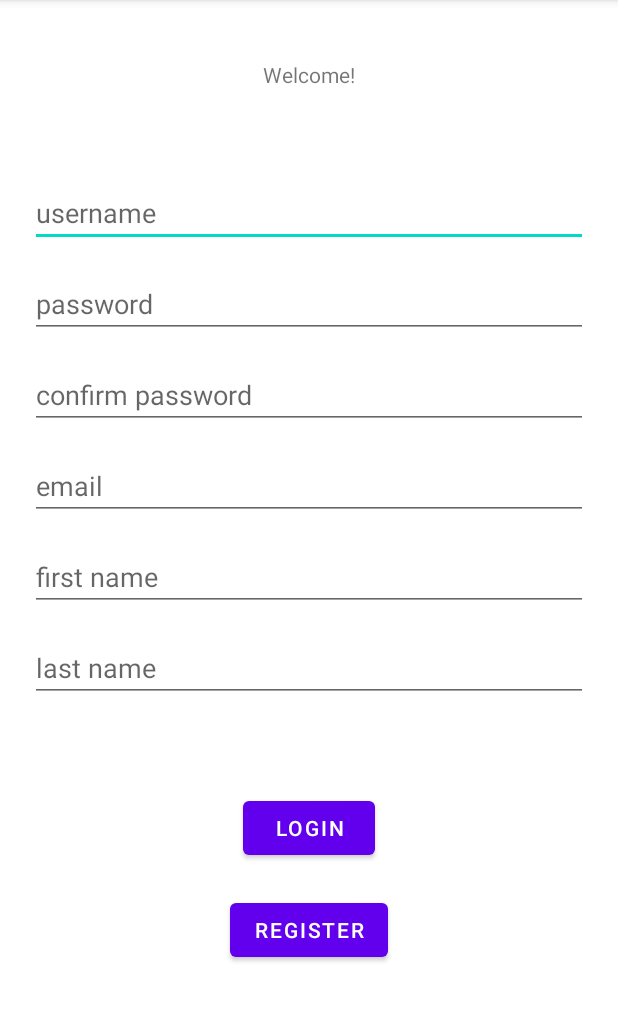
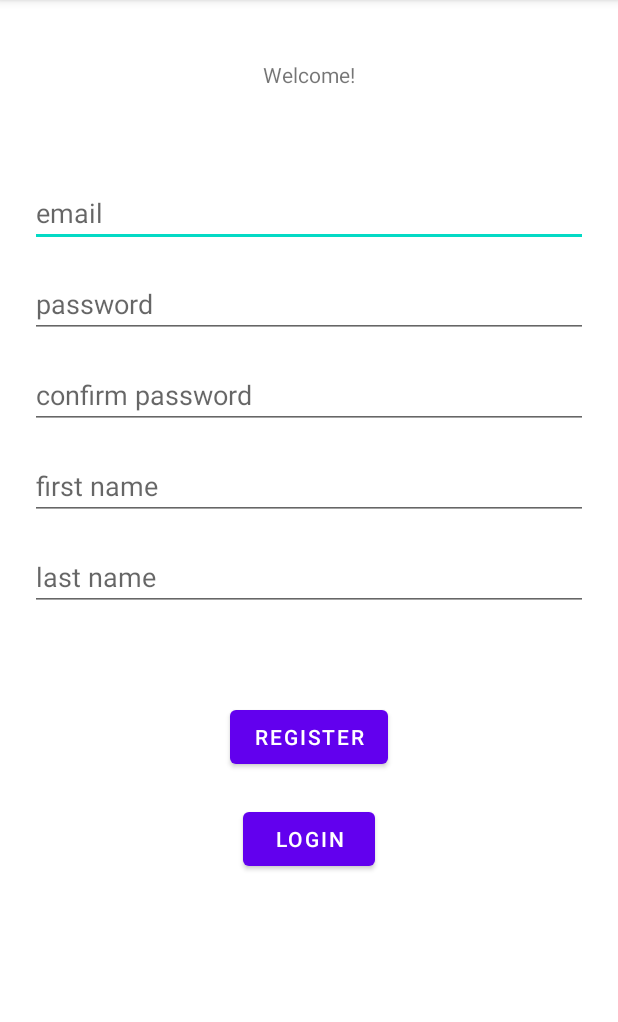
Before and after one commit to or-yitshak/RentIt, an Android app: the screen it shows after launch (RegisterActivity), after a tap on "REGISTER", on a phone screen of 412 x 824 dp, the part 84-1106 px from its top. Run offline under Robolectric (Android 15) with nearby library versions, the phone set to English and light mode, and no system bars.

Commit message:
change layout files

```diff
--- a/app/src/main/java/com/example/rentmystuff/MainActivity.java
+++ b/app/src/main/java/com/example/rentmystuff/MainActivity.java
@@ -9,7 +9,7 @@ import android.widget.Button;
 import android.widget.EditText;
 
 public class MainActivity extends AppCompatActivity {
-    EditText username_etxt;
+    EditText email_etxt;
     EditText password_etxt;
     Button login_btn;
     Button register_btn;
@@ -20,11 +20,10 @@ public class MainActivity extends AppCompatActivity {
         super.onCreate(savedInstanceState);
         setContentView(R.layout.activity_main);
 
-        username_etxt = findViewById(R.id.usernameETxt);
+        email_etxt = findViewById(R.id.emailETxt);
         password_etxt = findViewById(R.id.passwordETxt);
         login_btn = findViewById(R.id.loginBtn);
         register_btn = findViewById(R.id.registerBtn);
-
         register_btn.setOnClickListener(new View.OnClickListener() {
             @Override
             public void onClick(View view) {
--- a/app/src/main/java/com/example/rentmystuff/RegisterActivity.java
+++ b/app/src/main/java/com/example/rentmystuff/RegisterActivity.java
@@ -3,12 +3,23 @@ package com.example.rentmystuff;
 import androidx.appcompat.app.AppCompatActivity;
 
 import android.os.Bundle;
+import android.widget.Button;
+import android.widget.EditText;
 
 public class RegisterActivity extends AppCompatActivity {
+    EditText email_etxt;
+    EditText password_etxt;
+    Button login_btn;
+    Button register_btn;
 
     @Override
     protected void onCreate(Bundle savedInstanceState) {
         super.onCreate(savedInstanceState);
         setContentView(R.layout.activity_register);
+
+        email_etxt = findViewById(R.id.emailETxt);
+        password_etxt = findViewById(R.id.passwordETxt);
+        login_btn = findViewById(R.id.loginBtn);
+        register_btn = findViewById(R.id.registerBtn);
     }
 }
--- a/app/src/main/res/layout/activity_main.xml
+++ b/app/src/main/res/layout/activity_main.xml
@@ -21,13 +21,13 @@
         android:layout_height="wrap_content"
         android:layout_below="@id/welcomeTxt"
         android:layout_marginTop="60dp"
-        android:hint="username"
-        android:id="@+id/usernameETxt"
+        android:hint="email"
+        android:id="@+id/emailETxt"
         />
     <EditText
         android:layout_width="match_parent"
         android:layout_height="wrap_content"
-        android:layout_below="@id/usernameETxt"
+        android:layout_below="@id/emailETxt"
         android:layout_marginTop="15dp"
         android:hint="password"
         android:id="@+id/passwordETxt"
--- a/app/src/main/res/layout/activity_register.xml
+++ b/app/src/main/res/layout/activity_register.xml
@@ -16,18 +16,19 @@
         android:text="Welcome!" />
 
     <EditText
-        android:id="@+id/usernameETxt"
+        android:id="@+id/emailETxt"
         android:layout_width="match_parent"
         android:layout_height="wrap_content"
         android:layout_below="@id/welcomeTxt"
         android:layout_marginTop="60dp"
-        android:hint="username" />
+        android:hint="email"
+        android:inputType="textEmailAddress" />
 
     <EditText
         android:id="@+id/passwordETxt"
         android:layout_width="match_parent"
         android:layout_height="wrap_content"
-        android:layout_below="@id/usernameETxt"
+        android:layout_below="@id/emailETxt"
         android:layout_marginTop="15dp"
         android:hint="password"
         android:inputType="textPassword" />
@@ -41,20 +42,13 @@
         android:hint="confirm password"
         android:inputType="textPassword" />
 
-    <EditText
-        android:id="@+id/emailETxt"
-        android:layout_width="match_parent"
-        android:layout_height="wrap_content"
-        android:layout_below="@id/confirmPasswordETxt"
-        android:layout_marginTop="15dp"
-        android:hint="email"
-        android:inputType="textEmailAddress" />
+
 
     <EditText
         android:id="@+id/firstNameETxt"
         android:layout_width="match_parent"
         android:layout_height="wrap_content"
-        android:layout_below="@id/emailETxt"
+        android:layout_below="@id/confirmPasswordETxt"
         android:layout_marginTop="15dp"
         android:hint="first name"
         android:inputType="textPersonName" />
@@ -68,23 +62,24 @@
         android:hint="last name"
         android:inputType="textPersonName" />
 
+
     <Button
-        android:id="@+id/loginBtn"
+        android:id="@+id/registerBtn"
         android:layout_width="wrap_content"
         android:layout_height="wrap_content"
         android:layout_below="@id/lastNameETxt"
         android:layout_centerHorizontal="true"
         android:layout_marginTop="60dp"
-        android:text="login" />
+        android:text="register" />
 
     <Button
-        android:id="@+id/registerBtn"
+        android:id="@+id/loginBtn"
         android:layout_width="wrap_content"
         android:layout_height="wrap_content"
-        android:layout_below="@id/loginBtn"
+        android:layout_below="@id/registerBtn"
         android:layout_centerHorizontal="true"
         android:layout_marginTop="20dp"
-        android:text="register" />
+        android:text="login" />
 
 
 </RelativeLayout>
```
Also changed, not shown: app/src/main/java/com/example/rentmystuff/User.java (+36 -0 lines).
